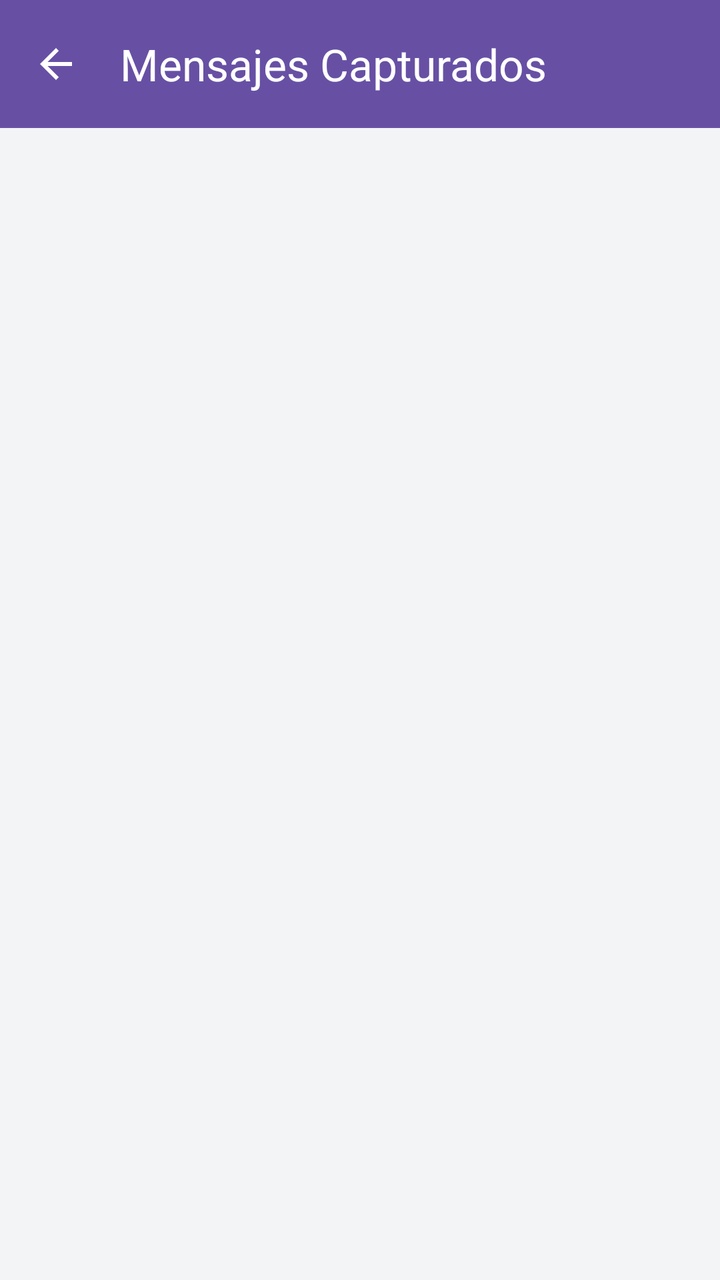
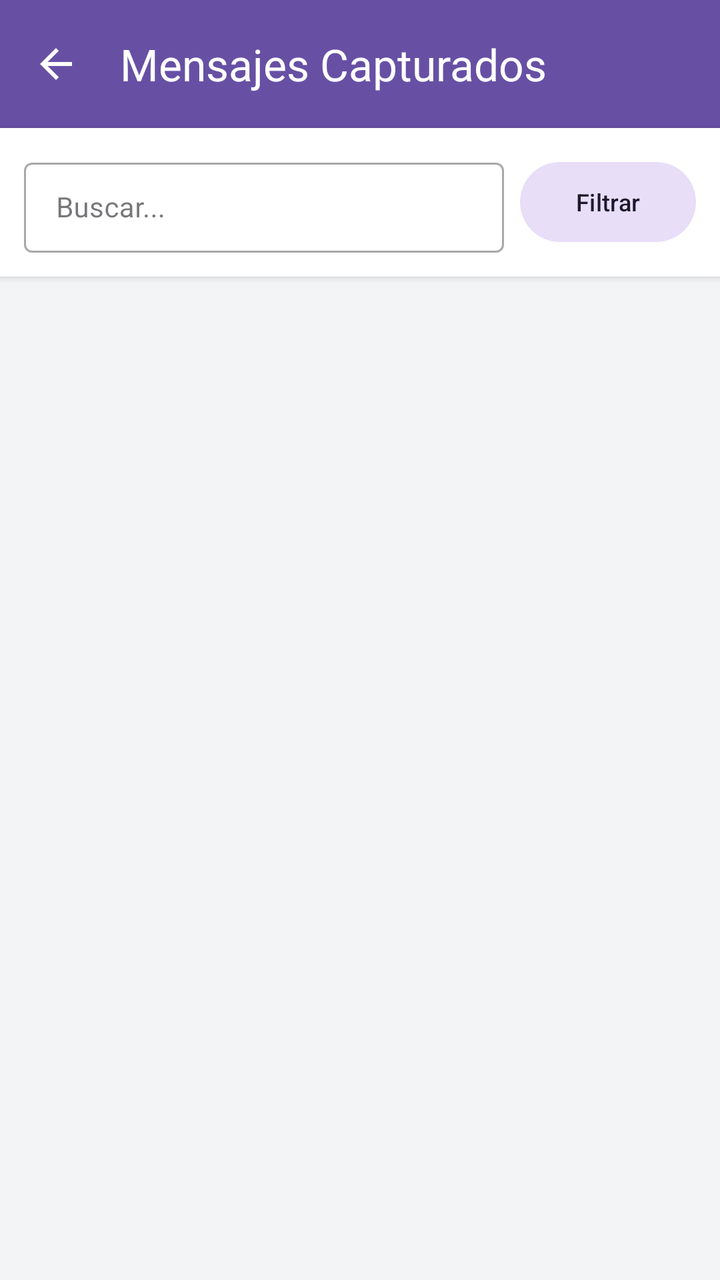

Compare the two renders of this Android layout. The source of the first and the diff that turns it into the second are given below.
<!-- AndroidManifest.xml: application theme Theme.FamiliaMonitor -->
<!-- res/layout/activity_chat_log.xml -->
<?xml version="1.0" encoding="utf-8"?>
<LinearLayout xmlns:android="http://schemas.android.com/apk/res/android"
    xmlns:app="http://schemas.android.com/apk/res-auto"
    android:layout_width="match_parent"
    android:layout_height="match_parent"
    android:orientation="vertical"
    android:background="#F3F4F6">

    <com.google.android.material.appbar.MaterialToolbar
        android:id="@+id/toolbar"
        android:layout_width="match_parent"
        android:layout_height="?attr/actionBarSize"
        android:background="?attr/colorPrimary"
        app:title="Mensajes Capturados"
        app:titleTextColor="@android:color/white"
        app:navigationIcon="?attr/homeAsUpIndicator"
        app:navigationIconTint="@android:color/white" />

    <androidx.recyclerview.widget.RecyclerView
        android:id="@+id/rv_chat_logs"
        android:layout_width="match_parent"
        android:layout_height="match_parent"
        android:padding="8dp"
        android:clipToPadding="false" />

</LinearLayout>
<!-- resources referenced by this layout -->
<resources>
  <style name="Theme.FamiliaMonitor" parent="Theme.Material3.DayNight.NoActionBar" />
</resources>

<!-- the commit's change to res/layout/activity_chat_log.xml (unified diff, before → after) -->
@@ -16,6 +16,41 @@
         app:navigationIcon="?attr/homeAsUpIndicator"
         app:navigationIconTint="@android:color/white" />
 
+    
+    <LinearLayout
+        android:layout_width="match_parent"
+        android:layout_height="wrap_content"
+        android:orientation="horizontal"
+        android:padding="12dp"
+        android:gravity="center_vertical"
+        android:background="@android:color/white"
+        android:elevation="2dp">
+
+        <com.google.android.material.textfield.TextInputLayout
+            android:layout_width="0dp"
+            android:layout_height="wrap_content"
+            android:layout_weight="1"
+            android:layout_marginEnd="8dp"
+            style="@style/Widget.MaterialComponents.TextInputLayout.OutlinedBox.Dense">
+
+            <com.google.android.material.textfield.TextInputEditText
+                android:id="@+id/et_search"
+                android:layout_width="match_parent"
+                android:layout_height="wrap_content"
+                android:hint="Buscar..."
+                android:inputType="text"
+                android:textSize="14sp" />
+        </com.google.android.material.textfield.TextInputLayout>
+
+        <Button
+            android:id="@+id/btn_filter_app"
+            android:layout_width="wrap_content"
+            android:layout_height="wrap_content"
+            android:text="Filtrar"
+            style="@style/Widget.Material3.Button.TonalButton"
+            android:textSize="12sp" />
+    </LinearLayout>
+
     <androidx.recyclerview.widget.RecyclerView
         android:id="@+id/rv_chat_logs"
         android:layout_width="match_parent"
